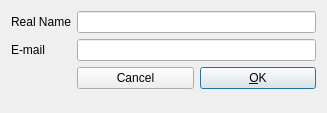
The window that src/Gui/EditIdentity.ui (jktjkt/trojita) describes before a commit, drawn with Qt 5.
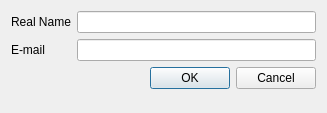
The same window after the commit.

```diff
--- a/src/Gui/EditIdentity.ui
+++ b/src/Gui/EditIdentity.ui
@@ -50,25 +50,11 @@
     <widget class="QLineEdit" name="emailLineEdit"/>
    </item>
    <item row="2" column="1">
-    <layout class="QHBoxLayout" name="horizontalLayout">
-     <item>
-      <widget class="QPushButton" name="canceButton">
-       <property name="text">
-        <string>Cancel</string>
-       </property>
-      </widget>
-     </item>
-     <item>
-      <widget class="QPushButton" name="okButton">
-       <property name="text">
-        <string>&amp;OK</string>
-       </property>
-       <property name="default">
-        <bool>true</bool>
-       </property>
-      </widget>
-     </item>
-    </layout>
+    <widget class="QDialogButtonBox" name="buttonBox">
+     <property name="standardButtons">
+      <set>QDialogButtonBox::Cancel|QDialogButtonBox::Ok</set>
+     </property>
+    </widget>
    </item>
   </layout>
  </widget>
```
Left out of the diff: 19 changed lines with no effect on the pictures.
